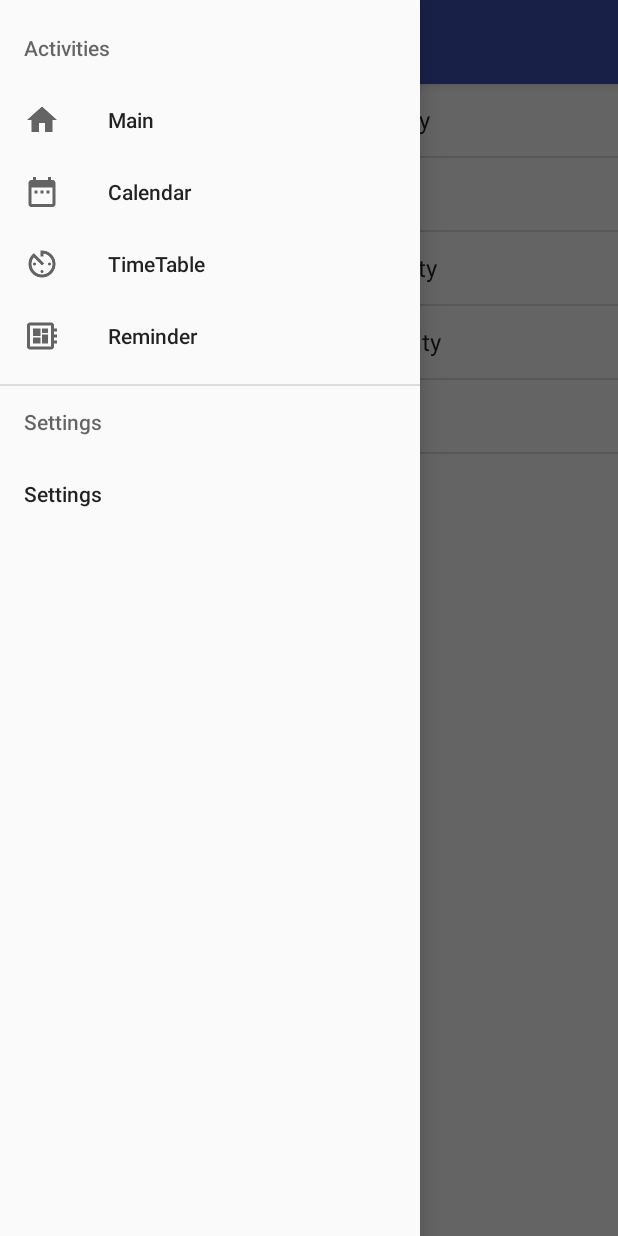
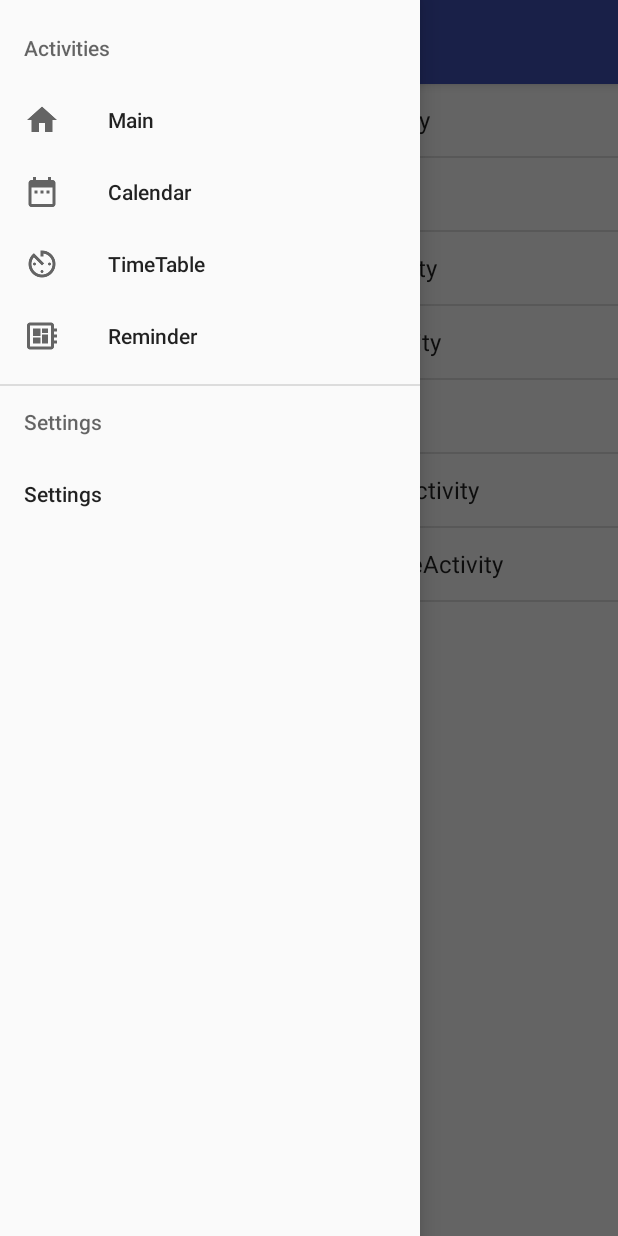
Before and after one commit to IkanoOsushi/iKalendar, an Android app: the screen it shows after launch (DebugActivity), with the side drawer open, on a phone screen of 412 x 824 dp. Run offline under Robolectric (Android 15) with nearby library versions, the phone set to English and light mode, and no system bars.

Commit message:
デバックアクティビティに追加されていたアクティビティを追加

```diff
--- a/app/src/main/java/org/t_robop/ikalendar/DebugActivity.java
+++ b/app/src/main/java/org/t_robop/ikalendar/DebugActivity.java
@@ -25,7 +25,7 @@ public class DebugActivity extends AppCompatActivity
     ArrayList<Class> arrayList;
 
     //ここに入れればデバッグアクティビティのリストに追加される
-    Class[] DebugClass={CalendarActivity.class,MainActivity.class,ReminderActivity.class,TimetableActivity.class,DBTest.class};
+    Class[] DebugClass={CalendarActivity.class,MainActivity.class,ReminderActivity.class,TimetableActivity.class,DBTest.class,ReminderEditActivity.class,TableTimeTableActivity.class};
 
     @Override
     protected void onCreate(Bundle savedInstanceState) {
--- a/app/src/main/res/menu/drawer_item.xml
+++ b/app/src/main/res/menu/drawer_item.xml
@@ -1,4 +1,5 @@
 <?xml version="1.0" encoding="utf-8"?>
+
 <menu xmlns:android="http://schemas.android.com/apk/res/android">
 
 
```
